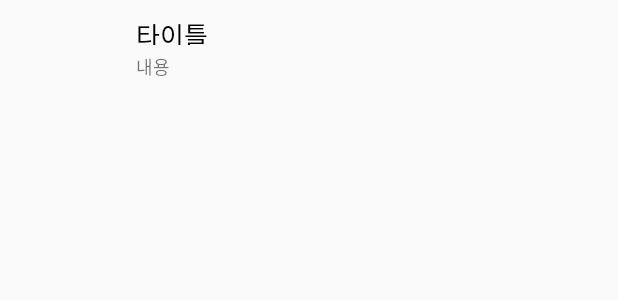
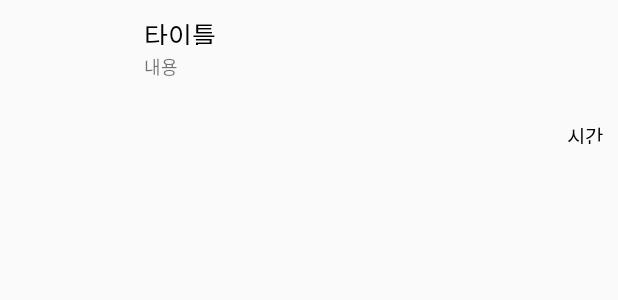
Before and after one commit to rotmdwo/Notepad, an Android app: the layout list_item.xml on its own in the app's theme, with its tools: preview values and no code run, on a phone screen of 412 x 824 dp. Shown: the top 300 px of the screen. Run offline under Robolectric (Android 15) with nearby library versions, the phone set to English and light mode, and no system bars.

Commit message:
마지막 수정시간 계산

```diff
--- a/app/src/main/res/layout/list_item.xml
+++ b/app/src/main/res/layout/list_item.xml
@@ -12,8 +12,8 @@
 
         <de.hdodenhof.circleimageview.CircleImageView
             android:id="@+id/thumbnail"
-            android:layout_width="60dp"
-            android:layout_height="60dp"
+            android:layout_width="65dp"
+            android:layout_height="65dp"
             android:layout_margin="15dp"
             app:civ_border_color="#FFFFFFFF"
             app:civ_border_width="0dp"
@@ -44,6 +44,16 @@
                 android:text="내용"
                 android:textSize="12dp"
                 android:maxLines="3"/>
+
+            <TextView
+                android:id="@+id/time"
+                android:layout_width="match_parent"
+                android:layout_height="wrap_content"
+                android:gravity="right"
+                android:paddingRight="10dp"
+                android:textSize="13dp"
+                android:text="시간"
+                android:textColor="#000000" />
         </LinearLayout>
     </LinearLayout>
 
```
Also changed, not shown: app/src/main/java/org/techtown/notepad/list/list_item_adapter.java (+44 -10 lines).
